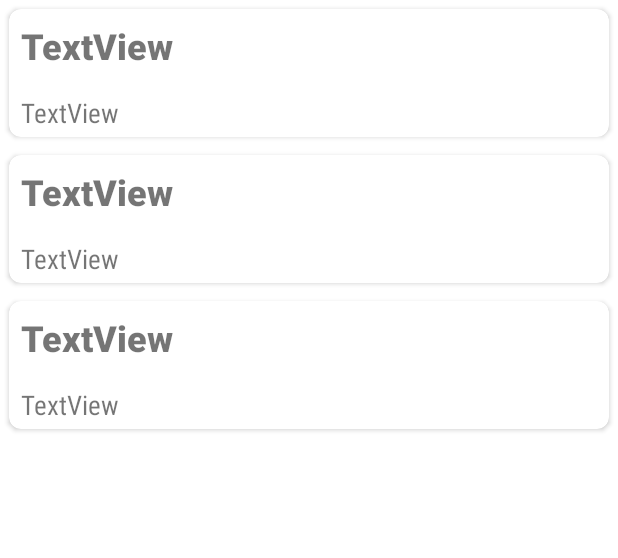
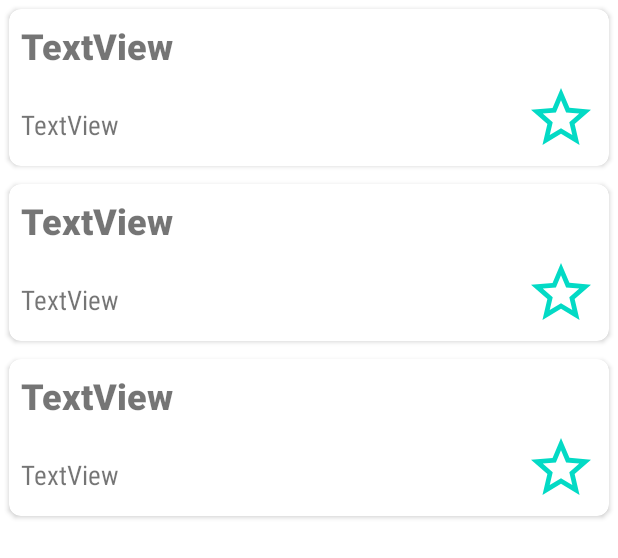
Before and after one commit to jramirez826/Android-Napoleon, an Android app: the layout activity_post.xml on its own in the app's theme, with its tools: preview values and no code run, on a phone screen of 412 x 824 dp. Shown: the top 558 px of the screen. Run offline under Robolectric (Android 15) with nearby library versions, the phone set to English and light mode, and no system bars.

Commit message:
[feature/favorite_impl] Implemented favorite icon with animation

```diff
--- /dev/null
+++ b/app/src/main/res/animator/animator_favorite.xml
@@ -0,0 +1,49 @@
+<?xml version="1.0" encoding="utf-8"?>
+<selector xmlns:android="http://schemas.android.com/apk/res/android">
+    <!-- the pressed state; increase x and y size to 150% -->
+    <item android:state_pressed="true">
+        <set>
+            <objectAnimator
+                android:duration="@android:integer/config_shortAnimTime"
+                android:propertyName="scaleX"
+                android:valueTo="1.525"
+                android:valueType="floatType" />
+            <objectAnimator
+                android:duration="@android:integer/config_shortAnimTime"
+                android:propertyName="scaleY"
+                android:valueTo="1.525"
+                android:valueType="floatType" />
+
+            <objectAnimator
+                android:duration="@android:integer/config_shortAnimTime"
+                android:propertyName="translationZ"
+                android:valueTo="4dp"
+                android:valueType="floatType" />
+        </set>
+    </item>
+    <!-- the default, non-pressed state; set x and y size to 100% -->
+    <item android:state_pressed="false">
+        <set>
+            <objectAnimator
+                android:duration="@android:integer/config_shortAnimTime"
+                android:propertyName="scaleX"
+                android:valueTo="1.0"
+                android:startOffset="@android:integer/config_shortAnimTime"
+                android:valueType="floatType" />
+
+            <objectAnimator
+                android:duration="@android:integer/config_shortAnimTime"
+                android:propertyName="scaleY"
+                android:startOffset="@android:integer/config_shortAnimTime"
+                android:valueTo="1.0"
+                android:valueType="floatType" />
+
+            <objectAnimator
+                android:duration="@android:integer/config_shortAnimTime"
+                android:propertyName="translationZ"
+                android:startOffset="@android:integer/config_shortAnimTime"
+                android:valueTo="0dp"
+                android:valueType="floatType" />
+        </set>
+    </item>
+</selector>
--- /dev/null
+++ b/app/src/main/res/drawable/ic_favorite_selected.xml
@@ -0,0 +1,5 @@
+<vector android:height="24dp" android:tint="@color/teal_200"
+    android:viewportHeight="24" android:viewportWidth="24"
+    android:width="24dp" xmlns:android="http://schemas.android.com/apk/res/android">
+    <path android:fillColor="@color/teal_200" android:pathData="M12,17.27L18.18,21l-1.64,-7.03L22,9.24l-7.19,-0.61L12,2 9.19,8.63 2,9.24l5.46,4.73L5.82,21z"/>
+</vector>
--- /dev/null
+++ b/app/src/main/res/drawable/ic_favorite_unselected.xml
@@ -0,0 +1,5 @@
+<vector android:height="24dp" android:tint="@color/teal_200"
+    android:viewportHeight="24" android:viewportWidth="24"
+    android:width="24dp" xmlns:android="http://schemas.android.com/apk/res/android">
+    <path android:fillColor="@color/teal_200" android:pathData="M22,9.24l-7.19,-0.62L12,2 9.19,8.63 2,9.24l5.46,4.73L5.82,21 12,17.27 18.18,21l-1.63,-7.03L22,9.24zM12,15.4l-3.76,2.27 1,-4.28 -3.32,-2.88 4.38,-0.38L12,6.1l1.71,4.04 4.38,0.38 -3.32,2.88 1,4.28L12,15.4z"/>
+</vector>
--- /dev/null
+++ b/app/src/main/res/drawable/selector_favorite.xml
@@ -0,0 +1,6 @@
+<?xml version="1.0" encoding="utf-8"?>
+<selector xmlns:android="http://schemas.android.com/apk/res/android">
+
+    <item android:state_checked="true" android:drawable="@drawable/ic_favorite_selected"/>
+    <item android:drawable="@drawable/ic_favorite_unselected"/>
+</selector>
--- a/app/src/main/res/layout/item_post.xml
+++ b/app/src/main/res/layout/item_post.xml
@@ -34,13 +34,26 @@
             android:layout_marginStart="8dp"
             android:layout_marginTop="16dp"
             android:layout_marginEnd="8dp"
-            android:layout_marginBottom="4dp"
             android:fontFamily="sans-serif-condensed"
             android:text="TextView"
             android:textSize="18sp"
+            app:layout_constraintBottom_toBottomOf="@+id/check_favorite"
+            app:layout_constraintEnd_toStartOf="@+id/check_favorite"
+            app:layout_constraintStart_toStartOf="parent"
+            app:layout_constraintTop_toBottomOf="@+id/lab_title" />
+
+        <CheckBox
+            android:id="@+id/check_favorite"
+            android:layout_width="wrap_content"
+            android:layout_height="wrap_content"
+            android:layout_marginTop="8dp"
+            android:layout_marginEnd="8dp"
+            android:layout_marginBottom="8dp"
+            android:background="@drawable/selector_favorite"
+            android:button="@null"
+            android:stateListAnimator="@animator/animator_favorite"
             app:layout_constraintBottom_toBottomOf="parent"
             app:layout_constraintEnd_toEndOf="parent"
-            app:layout_constraintStart_toStartOf="parent"
             app:layout_constraintTop_toBottomOf="@+id/lab_title" />
     </androidx.constraintlayout.widget.ConstraintLayout>
 </androidx.cardview.widget.CardView>
```
